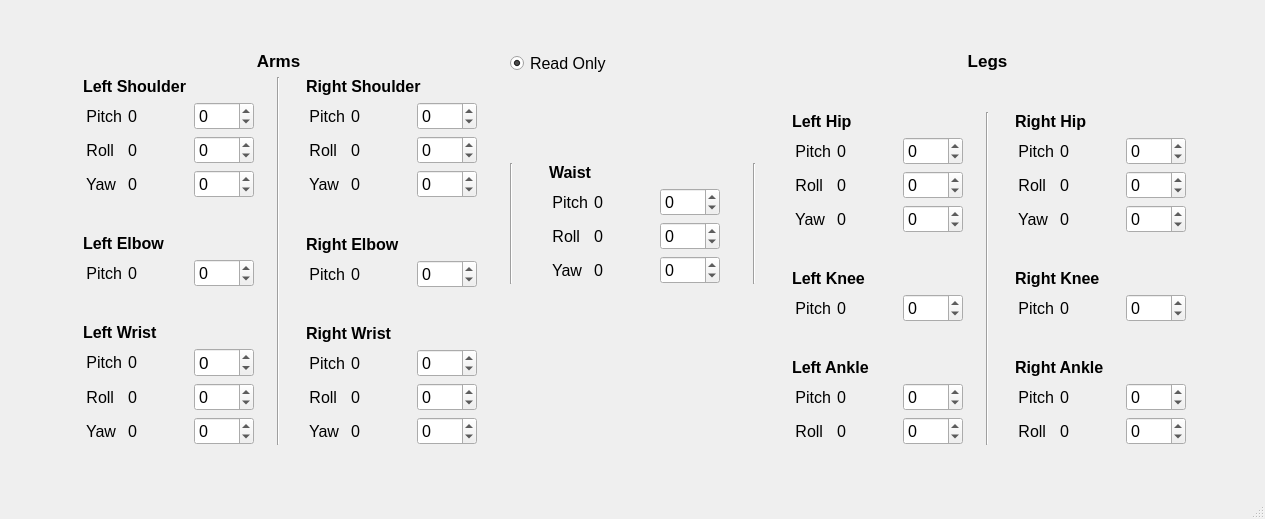
Qt form G1ControlPanel.ui (lagessiehcs/Unitree-G1-Control-Panel) before a commit.
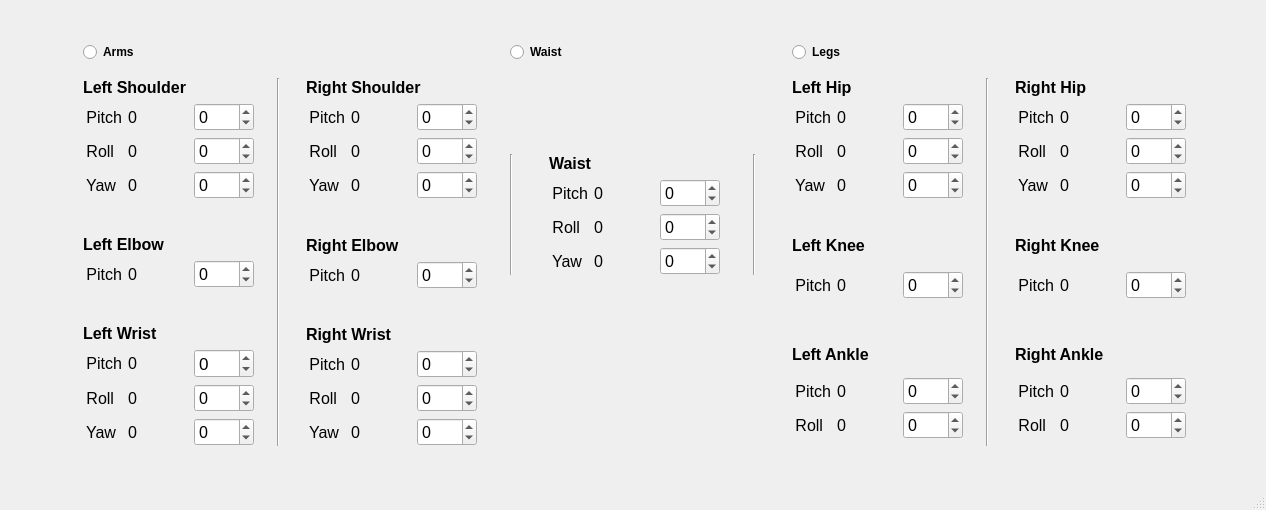
The same form after that commit.

What changed in the file:
```diff
--- a/G1ControlPanel.ui
+++ b/G1ControlPanel.ui
@@ -6,8 +6,8 @@
    <rect>
     <x>0</x>
     <y>0</y>
-    <width>1265</width>
-    <height>519</height>
+    <width>1266</width>
+    <height>510</height>
    </rect>
   </property>
   <property name="windowTitle">
@@ -71,23 +71,15 @@
       <item>
        <layout class="QVBoxLayout" name="verticalLayout">
         <item>
-         <widget class="QLabel" name="labelArms">
+         <widget class="QRadioButton" name="radioButtonArms">
           <property name="font">
            <font>
-            <family>.AppleSystemUIFont</family>
-            <pointsize>13</pointsize>
             <bold>true</bold>
            </font>
           </property>
           <property name="text">
            <string>Arms</string>
           </property>
-          <property name="alignment">
-           <set>Qt::AlignmentFlag::AlignHCenter|Qt::AlignmentFlag::AlignTop</set>
-          </property>
-          <property name="margin">
-           <number>10</number>
-          </property>
          </widget>
         </item>
         <item>
@@ -95,6 +87,9 @@
           <property name="spacing">
            <number>-1</number>
           </property>
+          <property name="topMargin">
+           <number>10</number>
+          </property>
           <item>
            <layout class="QVBoxLayout" name="verticalLayoutLeftArm">
             <property name="rightMargin">
@@ -1460,30 +1455,14 @@
          <number>30</number>
         </property>
         <item>
-         <widget class="QRadioButton" name="radioButton">
-          <property name="sizePolicy">
-           <sizepolicy hsizetype="Minimum" vsizetype="Fixed">
-            <horstretch>0</horstretch>
-            <verstretch>0</verstretch>
-           </sizepolicy>
-          </property>
+         <widget class="QRadioButton" name="radioButtonWaist">
           <property name="font">
            <font>
-            <family>.AppleSystemUIFont</family>
-            <pointsize>12</pointsize>
+            <bold>true</bold>
            </font>
           </property>
-          <property name="layoutDirection">
-           <enum>Qt::LayoutDirection::LeftToRight</enum>
-          </property>
-          <property name="autoFillBackground">
-           <bool>false</bool>
-          </property>
           <property name="text">
-           <string>Read Only</string>
-          </property>
-          <property name="checked">
-           <bool>true</bool>
+           <string>Waist</string>
           </property>
          </widget>
         </item>
@@ -1850,27 +1829,22 @@
       <item>
        <layout class="QVBoxLayout" name="verticalLayoutLegs">
         <item>
-         <widget class="QLabel" name="labelLegs">
+         <widget class="QRadioButton" name="radioButtonLegs">
           <property name="font">
            <font>
-            <family>.AppleSystemUIFont</family>
-            <pointsize>13</pointsize>
             <bold>true</bold>
            </font>
           </property>
           <property name="text">
            <string>Legs</string>
           </property>
-          <property name="alignment">
-           <set>Qt::AlignmentFlag::AlignHCenter|Qt::AlignmentFlag::AlignTop</set>
-          </property>
-          <property name="margin">
-           <number>10</number>
-          </property>
          </widget>
         </item>
         <item>
          <layout class="QHBoxLayout" name="horizontalLayoutLegs">
+          <property name="topMargin">
+           <number>10</number>
+          </property>
           <item>
            <layout class="QVBoxLayout" name="verticalLayoutLeftLeg">
             <property name="rightMargin">
```
